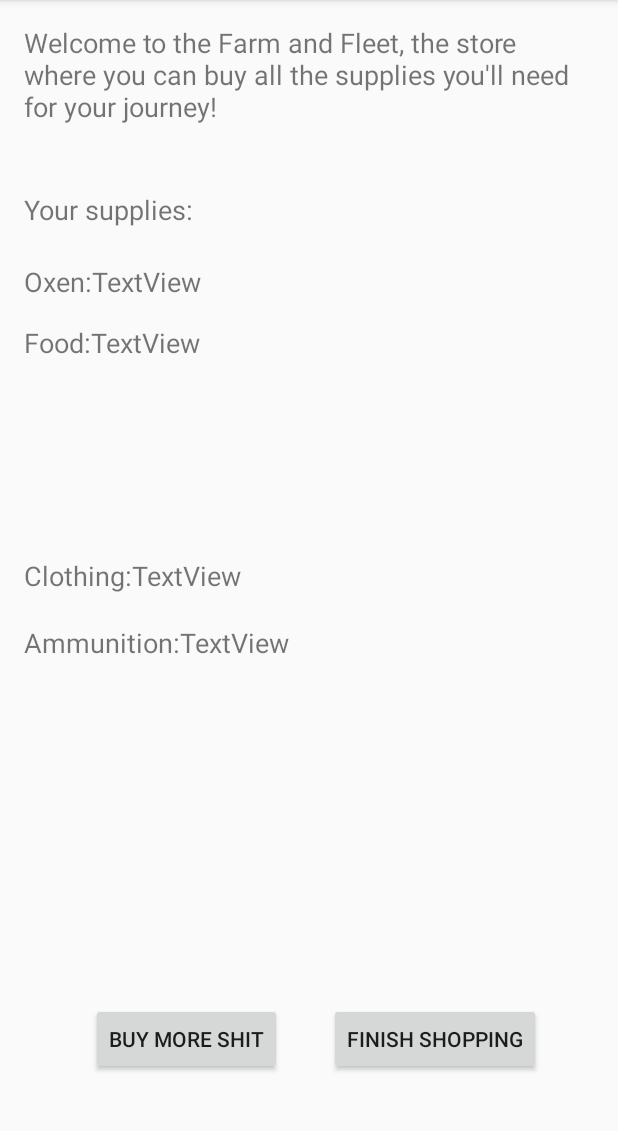
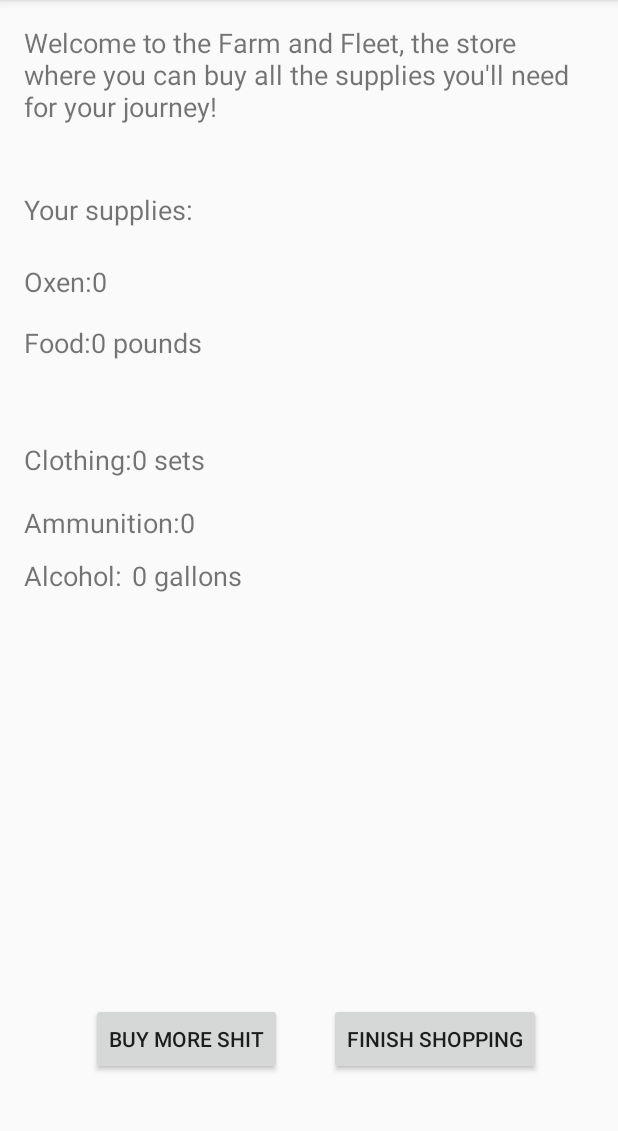
Before and after one commit to jjhaefner/WiscoTrail, an Android app: the FarmNFleet screen opened directly, with no data from a screen before it, on a phone screen of 412 x 824 dp, the part 84-1215 px from its top. Run offline under Robolectric (Android 15) with nearby library versions, the phone set to English and light mode, and no system bars.

Commit message:
changed some TextViews and saved party leader name var to UserVars

```diff
--- a/app/src/main/java/edu/wisc/ece/wiscotrail/FarmNFleet.java
+++ b/app/src/main/java/edu/wisc/ece/wiscotrail/FarmNFleet.java
@@ -4,6 +4,7 @@
 import android.support.v7.app.AppCompatActivity;
 import android.os.Bundle;
 import android.view.View;
+import android.widget.TextView;
 
 public class FarmNFleet extends AppCompatActivity {
 
@@ -11,6 +12,19 @@
     protected void onCreate(Bundle savedInstanceState) {
         super.onCreate(savedInstanceState);
         setContentView(R.layout.activity_farm_nfleet);
+
+        TextView numOxen = (TextView)findViewById(R.id.numOxen);
+        TextView numFood = (TextView)findViewById(R.id.numFood);
+        TextView numAlcohol = (TextView)findViewById(R.id.numAlcohol);
+        TextView numClothing = (TextView)findViewById(R.id.numClothing);
+        TextView numAmmunition = (TextView)findViewById(R.id.numAmmunition);
+
+        numOxen.setText(Integer.toString(UserVars.num_oxen));
+        numFood.setText(UserVars.food_lbs + " pounds");
+        numAlcohol.setText(UserVars.alcohol_gallons + " gallons");
+        numClothing.setText(UserVars.num_clothes + " sets");
+        numAmmunition.setText(Integer.toString(UserVars.ammunition));
+
     }
 
     public void goNext(View view){
--- a/app/src/main/java/edu/wisc/ece/wiscotrail/PickLeader.java
+++ b/app/src/main/java/edu/wisc/ece/wiscotrail/PickLeader.java
@@ -4,18 +4,30 @@
 import android.support.v7.app.AppCompatActivity;
 import android.os.Bundle;
 import android.view.View;
+import android.widget.EditText;
+import android.widget.Toast;
 
 public class PickLeader extends AppCompatActivity {
+
+    EditText nameField;
 
     @Override
     protected void onCreate(Bundle savedInstanceState) {
         super.onCreate(savedInstanceState);
         setContentView(R.layout.activity_pick_leader);
+
+        nameField = (EditText)findViewById(R.id.editText);
     }
 
     public void goNext(View view){
-        //TODO: Save variable for party leader name
-        Intent intent = new Intent(this, PickParty.class);
-        startActivity(intent);
+        if(nameField.getText().length() > 0) {
+            UserVars.partyLeader = nameField.getText().toString();
+            Intent intent = new Intent(this, PickParty.class);
+            startActivity(intent);
+        }
+        else{
+            Toast.makeText(getApplicationContext(),
+                    "Please enter in a name!", Toast.LENGTH_SHORT).show();
+        }
     }
 }
--- a/app/src/main/res/layout/activity_farm_nfleet.xml
+++ b/app/src/main/res/layout/activity_farm_nfleet.xml
@@ -53,25 +53,6 @@
         android:id="@+id/textView8"
         android:textSize="18sp" />
 
-    <TextView
-        android:text="Clothing:"
-        android:layout_width="wrap_content"
-        android:layout_height="wrap_content"
-        android:layout_centerVertical="true"
-        android:id="@+id/textView9"
-        android:textSize="18sp" />
-
-    <TextView
-        android:text="Ammunition:"
-        android:layout_width="wrap_content"
-        android:layout_height="wrap_content"
-        android:layout_below="@+id/textView9"
-        android:layout_alignParentLeft="true"
-        android:layout_alignParentStart="true"
-        android:layout_marginTop="20dp"
-        android:id="@+id/textView10"
-        android:textSize="18sp" />
-
     <Button
         android:text="Buy more shit"
         android:layout_width="wrap_content"
@@ -110,12 +91,23 @@
         android:text="TextView"
         android:layout_width="wrap_content"
         android:layout_height="wrap_content"
-        android:id="@+id/numFood"
+        android:id="@+id/numAmmunition"
         android:textSize="18sp"
-        android:layout_alignBaseline="@+id/textView8"
-        android:layout_alignBottom="@+id/textView8"
-        android:layout_toRightOf="@+id/textView8"
-        android:layout_toEndOf="@+id/textView8" />
+        android:layout_alignBaseline="@+id/textView10"
+        android:layout_alignBottom="@+id/textView10"
+        android:layout_toRightOf="@+id/textView10"
+        android:layout_toEndOf="@+id/textView10" />
+
+    <TextView
+        android:text="Ammunition:"
+        android:layout_width="wrap_content"
+        android:layout_height="wrap_content"
+        android:layout_marginTop="17dp"
+        android:id="@+id/textView10"
+        android:textSize="18sp"
+        android:layout_below="@+id/textView9"
+        android:layout_alignParentLeft="true"
+        android:layout_alignParentStart="true" />
 
     <TextView
         android:text="TextView"
@@ -123,7 +115,40 @@
         android:layout_height="wrap_content"
         android:id="@+id/numClothing"
         android:textSize="18sp"
+        android:layout_below="@+id/numFood"
+        android:layout_toRightOf="@+id/textView9"
+        android:layout_toEndOf="@+id/textView9"
+        android:layout_marginTop="53dp" />
+
+    <TextView
+        android:text="Clothing:"
+        android:layout_width="wrap_content"
+        android:layout_height="wrap_content"
+        android:id="@+id/textView9"
+        android:textSize="18sp"
+        android:layout_alignBaseline="@+id/numClothing"
+        android:layout_alignBottom="@+id/numClothing"
+        android:layout_alignParentLeft="true"
+        android:layout_alignParentStart="true" />
+
+    <TextView
+        android:text="Alcohol:"
+        android:layout_width="wrap_content"
+        android:layout_height="wrap_content"
         android:layout_centerVertical="true"
+        android:layout_alignParentLeft="true"
+        android:layout_alignParentStart="true"
+        android:id="@+id/textView4"
+        android:textSize="18sp" />
+
+    <TextView
+        android:text="TextView"
+        android:layout_width="wrap_content"
+        android:layout_height="wrap_content"
+        android:id="@+id/numAlcohol"
+        android:textSize="18sp"
+        android:layout_alignBaseline="@+id/textView4"
+        android:layout_alignBottom="@+id/textView4"
         android:layout_toRightOf="@+id/textView9"
         android:layout_toEndOf="@+id/textView9" />
 
@@ -131,10 +156,10 @@
         android:text="TextView"
         android:layout_width="wrap_content"
         android:layout_height="wrap_content"
-        android:id="@+id/numAmmunition"
+        android:id="@+id/numFood"
         android:textSize="18sp"
-        android:layout_alignBaseline="@+id/textView10"
-        android:layout_alignBottom="@+id/textView10"
-        android:layout_toRightOf="@+id/textView10"
-        android:layout_toEndOf="@+id/textView10" />
+        android:layout_alignBaseline="@+id/textView8"
+        android:layout_alignBottom="@+id/textView8"
+        android:layout_toRightOf="@+id/textView8"
+        android:layout_toEndOf="@+id/textView8" />
 </RelativeLayout>
```
